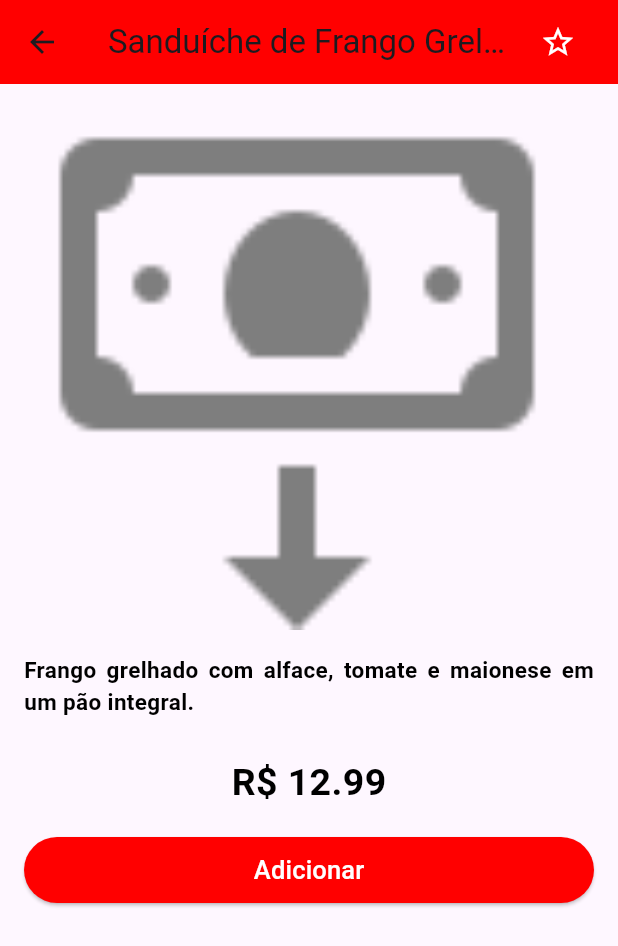
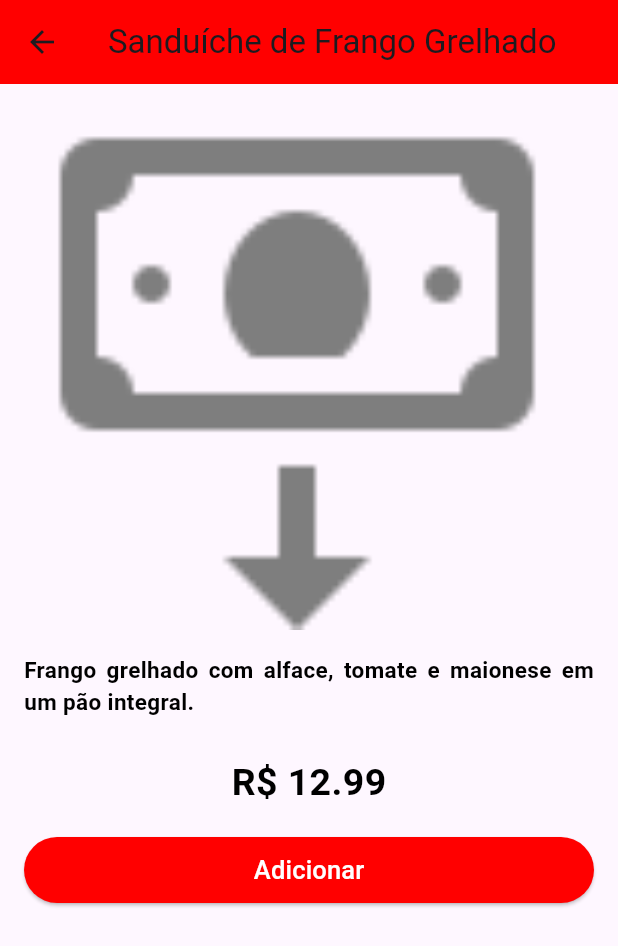
Before and after one commit to caiolara090/Joses_Burger, a Flutter app: the screen it shows after launch, after a tap on "Sanduíche de Frango Grelhado", on a phone screen of 412 x 824 dp. Shown: the top 946 px of the screen. Run offline on Flutter 3.47's test engine with Material 3 defaults, Android fonts, the phone set to English and light mode, and no system bars; our stand-ins replace qr_flutter.

Commit message:
Removendo o icon de favorito do appBar

```diff
--- a/josesburguer/lib/DetalhesProduto.dart
+++ b/josesburguer/lib/DetalhesProduto.dart
@@ -27,8 +27,6 @@ class DetalhesPagina extends StatefulWidget {
 }
 
 class _DetalhesPaginaState extends State<DetalhesPagina> {
-  bool _isFavorito = false;
-  int _currentIndex = 0;
 
   @override
   Widget build(BuildContext context) {
@@ -42,17 +40,7 @@ class _DetalhesPaginaState extends State<DetalhesPagina> {
                 overflow: TextOverflow.ellipsis,
               ),
             ),
-            IconButton(
-              icon: Icon(
-                _isFavorito ? Icons.star : Icons.star_border,
-                color: _isFavorito ? Colors.yellow : Colors.white,
-              ),
-              onPressed: () {
-                setState(() {
-                  _isFavorito = !_isFavorito;
-                });
-              },
-            ),
+
           ],
         ),
         backgroundColor: const Color.fromARGB(255, 255, 0, 0),
```
